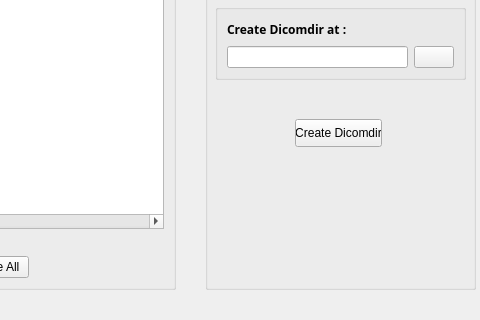
starviewer-medical/starviewer, file starviewer/src/interface/qcreatedicomdirbase.ui: the form before one commit; both pictures show x 315 to 795 and y 321 to 641 of the 795 by 641 pixel window.
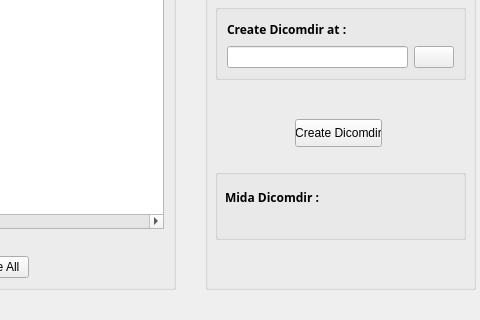
The form after the commit. Icons and pictures are not drawn.

Commit message: ENH: Ara es permet crear el dicomdir al directori que l'usuari desitgi. Es comprova que hi hagi suficient espai i es crea. S'ha afegit a la interfície una etiqueta informant de l'espai que ocuparà el dicomdir

What changed in the file:
```diff
--- a/starviewer/src/interface/qcreatedicomdirbase.ui
+++ b/starviewer/src/interface/qcreatedicomdirbase.ui
@@ -278,6 +278,43 @@
      </item>
     </layout>
    </widget>
+   <widget class="QGroupBox" name="groupBox_4" >
+    <property name="geometry" >
+     <rect>
+      <x>10</x>
+      <y>470</y>
+      <width>251</width>
+      <height>71</height>
+     </rect>
+    </property>
+    <property name="title" >
+     <string/>
+    </property>
+    <widget class="QLabel" name="m_labelSizeOfDicomdir" >
+     <property name="geometry" >
+      <rect>
+       <x>10</x>
+       <y>20</y>
+       <width>231</width>
+       <height>16</height>
+      </rect>
+     </property>
+     <property name="font" >
+      <font>
+       <family>Sans Serif</family>
+       <pointsize>9</pointsize>
+       <weight>75</weight>
+       <italic>false</italic>
+       <bold>true</bold>
+       <underline>false</underline>
+       <strikeout>false</strikeout>
+      </font>
+     </property>
+     <property name="text" >
+      <string>Mida Dicomdir :</string>
+     </property>
+    </widget>
+   </widget>
    <widget class="QPushButton" name="m_buttonCreateDicomdir" >
     <property name="geometry" >
      <rect>
```
The commit also changes 2 other files.
